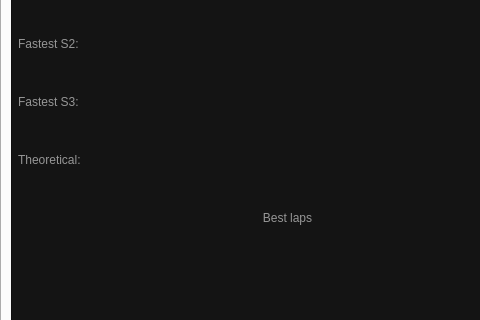
The window that ui/sessiondatawidget.ui (gronberg/f1lt) describes before a commit, drawn with Qt 5; both pictures show x 0 to 480 and y 141 to 461 of the 575 by 762 pixel window.
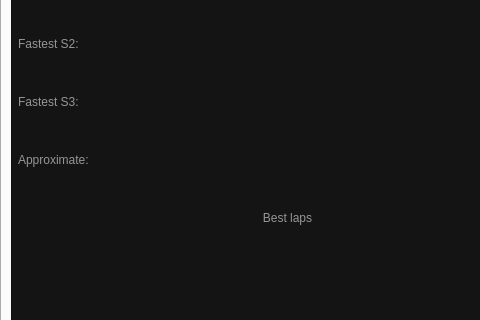
The same window after the commit. The open tabs and pages were chosen to show the change.

The edit to the form file:
```diff
--- a/ui/sessiondatawidget.ui
+++ b/ui/sessiondatawidget.ui
@@ -953,7 +953,7 @@
               <item row="5" column="0">
                <widget class="QLabel" name="label_5">
                 <property name="text">
-                 <string>Theoretical:</string>
+                 <string>Approximate:</string>
                 </property>
                </widget>
               </item>
```
Left out of the diff: 56 changed lines with no effect on the pictures.
